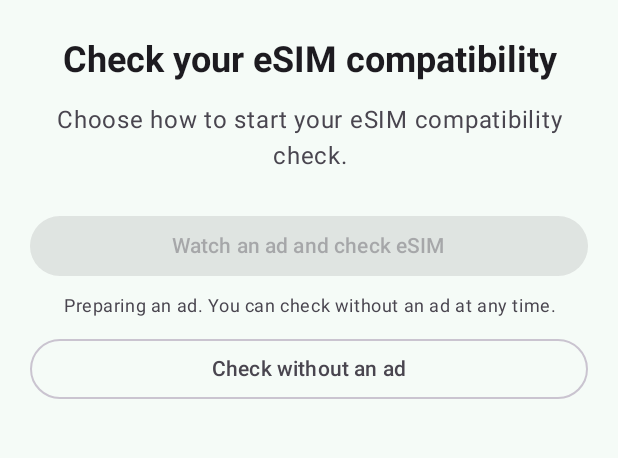
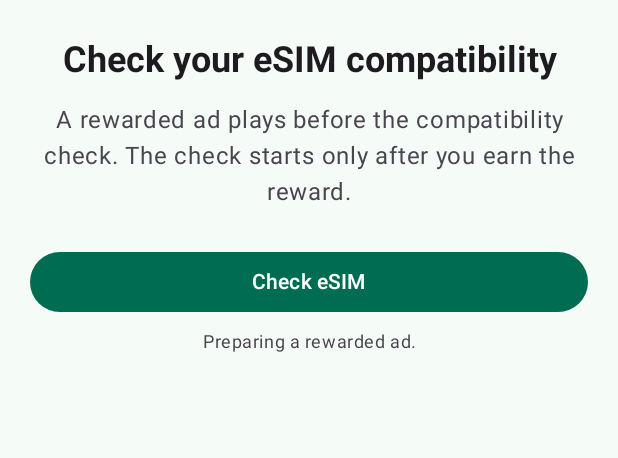
Before and after one commit to ChanghuLiu/eSIM-Checker, an Android app built with Jetpack Compose: the screen it shows after launch (MainActivity), on a phone screen of 412 x 824 dp, the part 108-566 px from its top. Run offline under Robolectric (Android 15) with nearby library versions, the phone set to English and light mode, and no system bars; our stand-ins replace AdMob; libraries missing offline, so code that uses them is left out: com.android.billingclient; 8 statements that could not run were skipped.

Commit message:
Simplify rewarded check action copy

```diff
--- a/app/src/main/java/com/esim/checker/ui/EsimCheckerApp.kt
+++ b/app/src/main/java/com/esim/checker/ui/EsimCheckerApp.kt
@@ -149,7 +149,10 @@ fun EsimCheckerApp(
     val rewardedAds = remember(applicationContext) {
         RewardedAdController(
             context = applicationContext,
-            onReadyChanged = { rewardReady = it },
+            onReadyChanged = {
+                rewardReady = it
+                if (it) adCheckMessage = null
+            },
             onPrivacyOptionsRequiredChanged = { adPrivacyOptionsRequired = it },
         )
     }
@@ -284,10 +287,6 @@ fun EsimCheckerApp(
                 rewardReady = rewardReady,
                 message = adCheckMessage?.let { stringResource(it) },
                 onWatchAdAndCheck = watchAdAndCheck,
-                onCheckWithoutAd = {
-                    adCheckMessage = null
-                    onCheckAgain()
-                },
             )
         } else {
             CompatibilityScreen(
@@ -297,10 +296,6 @@ fun EsimCheckerApp(
                 rewardReady = rewardReady,
                 message = adCheckMessage?.let { stringResource(it) },
                 onWatchAdAndCheck = watchAdAndCheck,
-                onCheckWithoutAd = {
-                    adCheckMessage = null
-                    onCheckAgain()
-                },
                 onOpenSettings = openSettings,
                 onManualVerificationChanged = { updatedResult ->
                     manualVerificationResult = updatedResult
@@ -395,7 +390,6 @@ private fun CheckEntryScreen(
     rewardReady: Boolean,
     message: String?,
     onWatchAdAndCheck: () -> Unit,
-    onCheckWithoutAd: () -> Unit,
 ) {
     Scaffold(containerColor = MaterialTheme.colorScheme.background) { contentPadding ->
         Column(
@@ -437,10 +431,9 @@ private fun CheckEntryScreen(
             }
             Button(
                 onClick = onWatchAdAndCheck,
-                enabled = rewardReady,
                 modifier = Modifier.fillMaxWidth().padding(top = 24.dp),
             ) {
-                Text(stringResource(R.string.watch_ad_and_check_esim))
+                Text(stringResource(R.string.check_esim))
             }
             if (!rewardReady) {
                 Text(
@@ -451,12 +444,6 @@ private fun CheckEntryScreen(
                     textAlign = TextAlign.Center,
                 )
             }
-            OutlinedButton(
-                onClick = onCheckWithoutAd,
-                modifier = Modifier.fillMaxWidth().padding(top = 10.dp),
-            ) {
-                Text(stringResource(R.string.check_without_ad))
-            }
         }
     }
 }
@@ -469,7 +456,6 @@ private fun CompatibilityScreen(
     rewardReady: Boolean,
     message: String?,
     onWatchAdAndCheck: () -> Unit,
-    onCheckWithoutAd: () -> Unit,
     onOpenSettings: () -> Unit,
     onManualVerificationChanged: (ManualVerificationResult) -> Unit,
     onShowTravelCheck: () -> Unit,
@@ -591,11 +577,17 @@ private fun CompatibilityScreen(
             }
             Button(
                 onClick = onWatchAdAndCheck,
-                enabled = rewardReady,
                 modifier = Modifier.fillMaxWidth().padding(top = 20.dp),
             ) {
-                Text(stringResource(R.string.watch_ad_and_check_esim))
-            }
+                Text(stringResource(R.string.check_esim))
+            }
+            Text(
+                text = stringResource(R.string.rewarded_check_disclosure),
+                modifier = Modifier.padding(top = 8.dp),
+                color = MaterialTheme.colorScheme.onSurfaceVariant,
+                style = MaterialTheme.typography.bodySmall,
+                textAlign = TextAlign.Center,
+            )
             if (!rewardReady) {
                 Text(
                     text = stringResource(R.string.rewarded_check_loading),
@@ -604,12 +596,6 @@ private fun CompatibilityScreen(
                     style = MaterialTheme.typography.bodySmall,
                     textAlign = TextAlign.Center,
                 )
-            }
-            OutlinedButton(
-                onClick = onCheckWithoutAd,
-                modifier = Modifier.fillMaxWidth().padding(top = 10.dp),
-            ) {
-                Text(stringResource(R.string.check_without_ad))
             }
 
             OutlinedButton(
--- a/app/src/main/res/values/strings.xml
+++ b/app/src/main/res/values/strings.xml
@@ -199,11 +199,11 @@
     <string name="copy_full_report_template">Manufacturer: %1$s\nModel: %2$s\nAndroid version: %3$s\neSIM Hardware: %4$s\neSIM Service: %5$s\nAndroid eSIM API: %6$s\nAndroid detection: %7$s\nSystem settings verification: %8$s</string>
     <string name="privacy_ads_data">When Rewarded ads are enabled, Google Mobile Ads may collect and share your IP address (which may estimate general location), app interactions such as taps and video views, diagnostic information, and device/account identifiers for advertising, analytics, and fraud prevention. Data is encrypted in transit. Ads may be preloaded; watching one is optional. Where shown, use Ad privacy options to manage consent choices.</string>
     <string name="ad_privacy_options">Ad privacy options</string>
-    <string name="watch_ad_and_check_esim">Watch an ad and check eSIM</string>
-    <string name="check_without_ad">Check without an ad</string>
+    <string name="check_esim">Check eSIM</string>
     <string name="check_entry_title">Check your eSIM compatibility</string>
-    <string name="check_entry_description">Choose how to start your eSIM compatibility check.</string>
-    <string name="rewarded_check_loading">Preparing an ad. You can check without an ad at any time.</string>
-    <string name="rewarded_check_not_earned">The check did not start because the ad reward was not earned. You can try again or check without an ad.</string>
-    <string name="rewarded_check_unavailable">A rewarded ad is unavailable right now. You can check without an ad.</string>
+    <string name="check_entry_description">A rewarded ad plays before the compatibility check. The check starts only after you earn the reward.</string>
+    <string name="rewarded_check_disclosure">A rewarded ad plays before your eSIM check.</string>
+    <string name="rewarded_check_loading">Preparing a rewarded ad.</string>
+    <string name="rewarded_check_not_earned">The check did not start because the ad reward was not earned. Tap Check eSIM to try again.</string>
+    <string name="rewarded_check_unavailable">A rewarded ad is unavailable right now. Please try again.</string>
 </resources>
```
Also changed, not shown: 2 other files.
